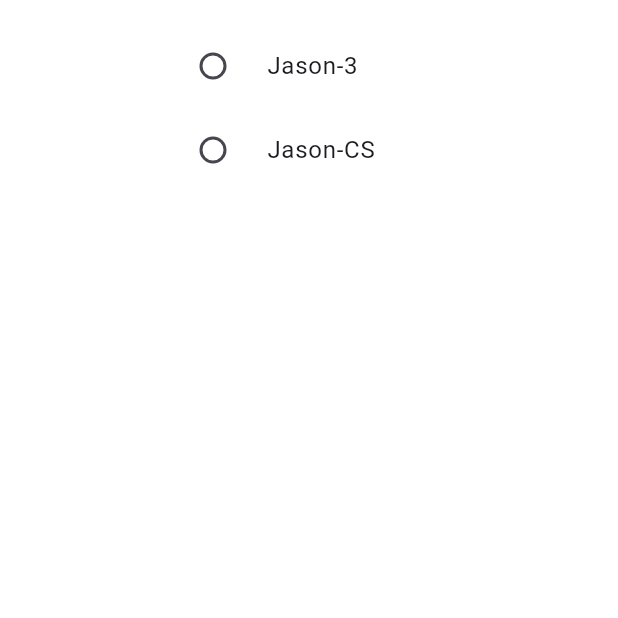
After one commit to FernandoNakasone/GS_Flutter_OrbitGuard, a Flutter app: the Satelites screen opened directly, on a phone screen of 412 x 824 dp, the top half of it. The commit adds this screen. Run offline on Flutter 3.47's test engine with Material 3 defaults, Android fonts, the phone set to English and light mode, and no system bars.

Commit message:
satelites finalizado

```diff
--- a/lib/components/card_registro.dart
+++ b/lib/components/card_registro.dart
@@ -1,4 +1,5 @@
 import 'package:flutter/material.dart';
+import 'package:orbitguard/data/regiao_data.dart';
 import 'package:orbitguard/data/registro_data.dart';
 
 class CardRegistro extends StatelessWidget {
@@ -8,6 +9,8 @@ class CardRegistro extends StatelessWidget {
 
   @override
   Widget build(BuildContext context) {
+    final regiao = regiaoData.firstWhere((r) => r.id == registro.regiaoId);
+
     return Card(
       child: SizedBox(
         width: 350,
@@ -21,6 +24,10 @@ class CardRegistro extends StatelessWidget {
               Text(
                 '${registro.tipo}',
                 style: TextStyle(fontSize: 20, fontWeight: FontWeight.bold),
+              ),
+              Text(
+                'Região: ${regiao.nome}',
+                style: TextStyle(fontSize: 16),
               ),
               Text(
                 'Descrição: ${registro.descricao}',
--- a/lib/main.dart
+++ b/lib/main.dart
@@ -4,6 +4,7 @@ import 'package:orbitguard/screens/home.dart';
 import 'package:orbitguard/screens/monitoramento.dart';
 import 'package:orbitguard/screens/como_funciona.dart';
 import 'package:orbitguard/screens/registros.dart';
+import 'package:orbitguard/screens/satelites.dart';
 import 'package:orbitguard/theme/app_theme.dart';
 import 'package:orbitguard/components/bottom_app_bar.dart';
 import 'package:orbitguard/components/top_app_bar.dart';
@@ -51,6 +52,7 @@ class _MyAppState extends State<MyApp> {
       Monitorando(),
       Registros(),
       ComoPreparar(),
+      Satelites()
     ];
   }
 
--- a/lib/screens/como_preparar.dart
+++ b/lib/screens/como_preparar.dart
@@ -176,7 +176,10 @@ class _ComoPrepararState extends State<ComoPreparar> {
                     });
                   },
                 ),
-                Text('Porcentagem de preparação: ${calculaPorcentagem(checked)}%')
+                Text('Porcentagem de preparação: ${calculaPorcentagem(checked)}%'),
+                LinearProgressIndicator(
+                  value: checked / 10,
+                )
               ],
             ),
           ),
--- /dev/null
+++ b/lib/screens/satelites.dart
@@ -0,0 +1,77 @@
+import 'package:flutter/material.dart';
+import 'package:orbitguard/components/card_registro.dart';
+import 'package:orbitguard/data/regiao_data.dart';
+import 'package:orbitguard/data/registro_data.dart';
+import 'package:orbitguard/data/satelite.dart';
+
+class Satelites extends StatefulWidget {
+  const Satelites({super.key});
+
+  @override
+  State<Satelites> createState() => _SatelitesState();
+}
+
+class _SatelitesState extends State<Satelites> {
+  Satelite? satelite;
+
+  @override
+  Widget build(BuildContext context) {
+    return Scaffold(
+      body: SingleChildScrollView(
+        child: Center(
+          child: Padding(
+            padding: EdgeInsets.all(16.0),
+            child: Column(
+              children: [
+                SizedBox(
+                  width: 200,
+                  child: Column(
+                    children: [
+                      RadioListTile<Satelite>(
+                        title: Text('${Satelite.jason3.nome}'),
+                        value: Satelite.jason3,
+                        groupValue: satelite,
+                        onChanged: (value) {
+                          setState(() {
+                            satelite = value;
+                          });
+                        },
+                      ),
+                      RadioListTile<Satelite>(
+                        title: Text('${Satelite.jasonCS.nome}'),
+                        value: Satelite.jasonCS,
+                        groupValue: satelite,
+                        onChanged: (value) {
+                          setState(() {
+                            satelite = value;
+                          });
+                        },
+                      ),
+                    ],
+                  ),
+                ),
+                Column(children: listCardItem()),
+              ],
+            ),
+          ),
+        ),
+      ),
+    );
+  }
+
+  List<Widget> listCardItem() {
+    List<Widget> items = [];
+
+    if (satelite == null) {
+      return items;
+    }
+
+    for (var registro in registroData) {
+      if (registro.satelite == satelite) {
+        items.add(CardRegistro(registro: registro));
+      }
+    }
+
+    return items;
+  }
+}
```
